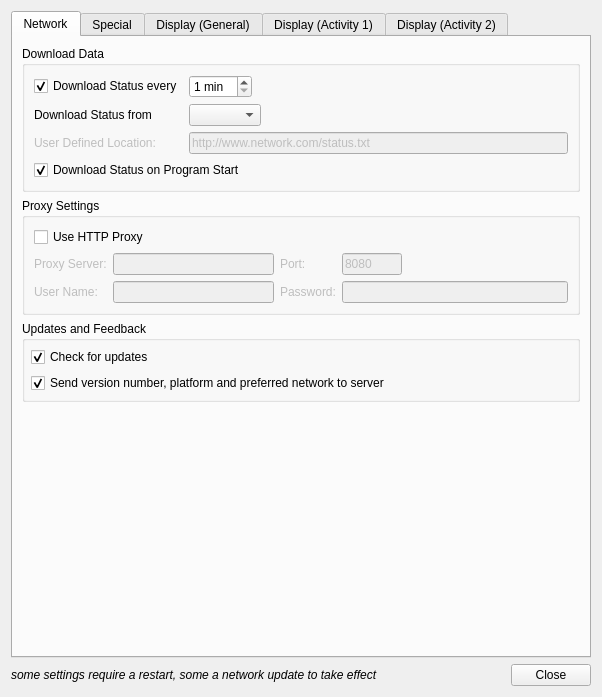
First picture: the form in branches/jonas_unstable/QuteScoop/gui/PreferencesDialog.ui, repository qutescoop/qutescoop, before the edit.
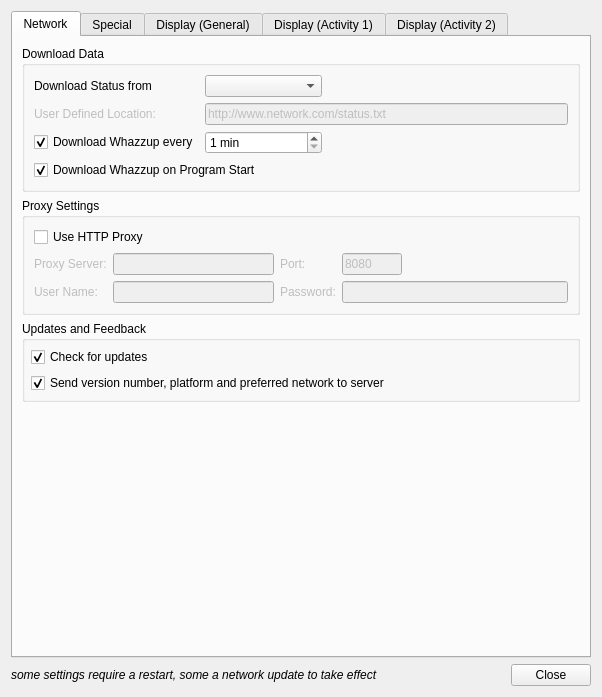
Second picture: the form after the edit. Icons and pictures are not drawn.

Commit message:
fixed: * Typo in if( || ) in ..ArrivalsModel.cpp * PreferencesDialog.cpp: Status -> Whazzup
added:
* Reload network status on Watchdog triggered. Should fix most download problems.

Patch:
```diff
--- a/branches/jonas_unstable/QuteScoop/gui/PreferencesDialog.ui
+++ b/branches/jonas_unstable/QuteScoop/gui/PreferencesDialog.ui
@@ -17,6 +17,9 @@
    <iconset resource="Resources.qrc">
     <normaloff>:/icons/qutescoop.png</normaloff>:/icons/qutescoop.png</iconset>
   </property>
+  <property name="styleSheet">
+   <string notr="true"/>
+  </property>
   <layout class="QVBoxLayout">
    <item>
     <widget class="QTabWidget" name="tabWidget">
@@ -30,38 +33,34 @@
       <layout class="QVBoxLayout">
        <item>
         <widget class="QGroupBox" name="groupBoxDownload">
+         <property name="styleSheet">
+          <string notr="true"/>
+         </property>
          <property name="title">
           <string>Download Data</string>
          </property>
          <layout class="QGridLayout">
-          <item row="0" column="1">
-           <widget class="QSpinBox" name="spinBoxDownloadInterval">
-            <property name="suffix">
-             <string> min</string>
+          <item row="7" column="0" colspan="4">
+           <widget class="QCheckBox" name="cbDownloadOnStartup">
+            <property name="text">
+             <string>Download Whazzup on Program Start</string>
             </property>
-            <property name="minimum">
-             <number>1</number>
+            <property name="checked">
+             <bool>true</bool>
             </property>
            </widget>
           </item>
-          <item row="1" column="0">
-           <widget class="QLabel" name="label_2">
+          <item row="5" column="1" colspan="3">
+           <widget class="QLineEdit" name="editUserDefinedLocation">
+            <property name="enabled">
+             <bool>false</bool>
+            </property>
             <property name="text">
-             <string>Download Status from</string>
+             <string>http://www.network.com/status.txt</string>
             </property>
-            <property name="buddy">
-             <cstring>cbNetwork</cstring>
-            </property>
            </widget>
           </item>
-          <item row="1" column="1" colspan="2">
-           <widget class="QComboBox" name="cbNetwork">
-            <property name="currentIndex">
-             <number>-1</number>
-            </property>
-           </widget>
-          </item>
-          <item row="2" column="0">
+          <item row="5" column="0">
            <widget class="QLabel" name="lbluserDefinedLocation">
             <property name="enabled">
              <bool>false</bool>
@@ -74,61 +73,42 @@
             </property>
            </widget>
           </item>
-          <item row="2" column="1" colspan="3">
-           <widget class="QLineEdit" name="editUserDefinedLocation">
-            <property name="enabled">
-             <bool>false</bool>
-            </property>
+          <item row="4" column="0">
+           <widget class="QLabel" name="label_2">
             <property name="text">
-             <string>http://www.network.com/status.txt</string>
+             <string>Download Status from</string>
             </property>
-           </widget>
-          </item>
-          <item row="3" column="0" colspan="4">
-           <widget class="QCheckBox" name="cbDownloadOnStartup">
-            <property name="text">
-             <string>Download Status on Program Start</string>
+            <property name="buddy">
+             <cstring>cbNetwork</cstring>
             </property>
-            <property name="checked">
-             <bool>true</bool>
-            </property>
            </widget>
           </item>
-          <item row="0" column="2" colspan="2">
-           <spacer>
-            <property name="orientation">
-             <enum>Qt::Horizontal</enum>
-            </property>
-            <property name="sizeHint" stdset="0">
-             <size>
-              <width>40</width>
-              <height>20</height>
-             </size>
-            </property>
-           </spacer>
-          </item>
-          <item row="0" column="0">
+          <item row="6" column="0">
            <widget class="QCheckBox" name="cbDownloadPeriodically">
             <property name="text">
-             <string>Download Status every</string>
+             <string>Download Whazzup every</string>
             </property>
             <property name="checked">
              <bool>true</bool>
             </property>
            </widget>
           </item>
-          <item row="1" column="3">
-           <spacer>
-            <property name="orientation">
-             <enum>Qt::Horizontal</enum>
+          <item row="6" column="1">
+           <widget class="QSpinBox" name="spinBoxDownloadInterval">
+            <property name="suffix">
+             <string> min</string>
             </property>
-            <property name="sizeHint" stdset="0">
-             <size>
-              <width>40</width>
-              <height>20</height>
-             </size>
+            <property name="minimum">
+             <number>1</number>
             </property>
-           </spacer>
+           </widget>
+          </item>
+          <item row="4" column="1">
+           <widget class="QComboBox" name="cbNetwork">
+            <property name="currentIndex">
+             <number>-1</number>
+            </property>
+           </widget>
           </item>
          </layout>
         </widget>
@@ -1607,7 +1587,7 @@
       </layout>
       <zorder>groupBoxAirports</zorder>
       <zorder>groupBoxAirportTraffic</zorder>
-      <zorder></zorder>
+      <zorder>verticalSpacer_3</zorder>
      </widget>
      <widget class="QWidget" name="display3Tab">
       <attribute name="title">
```
Left out of the diff: 44 changed lines with no effect on the pictures. The commit also changes 9 other files.
